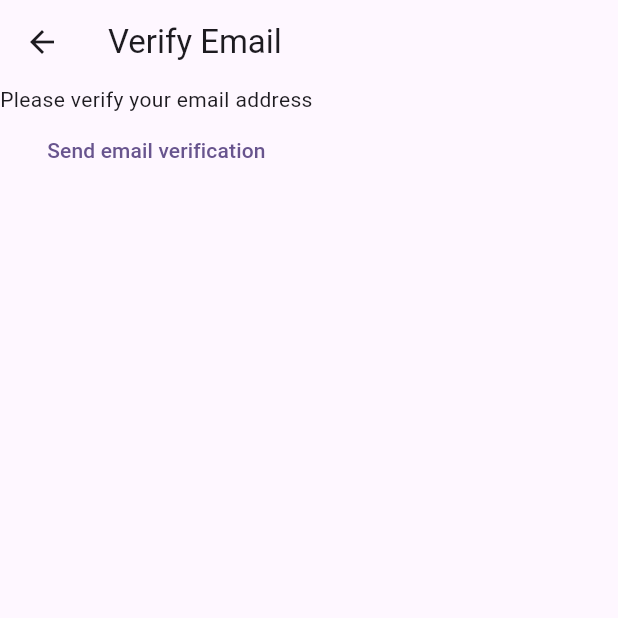
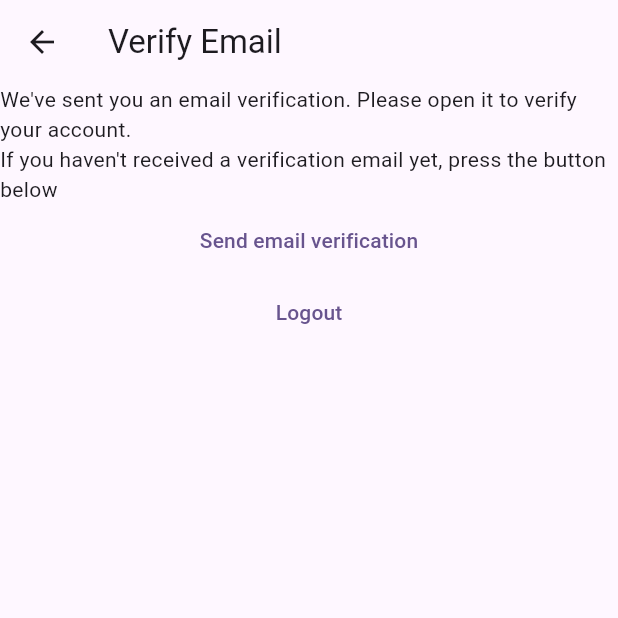
Before and after one commit to emreguven72/flutter-tutorial, a Flutter app: the VerifyEmailView screen opened directly, on a phone screen of 412 x 824 dp, the top half of it. Run offline on Flutter 3.47's test engine with Material 3 defaults, Android fonts, the phone set to English and light mode, and no system bars; our stand-ins replace firebase_auth, firebase_core; accounts and stored records are empty.

Commit message:
Bug Fix: Verification mail

```diff
--- a/lib/constants/routes.dart
+++ b/lib/constants/routes.dart
@@ -1,3 +1,5 @@
 const loginRoute = '/login/';
 const registerRoute = '/register/';
+const verifyEmailRoute = '/verify-email/';
+const homeRoute = '/home/';
 const notesRoute = '/notes/';
--- a/lib/main.dart
+++ b/lib/main.dart
@@ -6,6 +6,7 @@ import 'package:firstproject/views/login_view.dart';
 import 'package:firstproject/views/register_view.dart';
 import 'package:firstproject/views/verify_email_view.dart';
 import 'package:flutter/material.dart';
+import 'dart:developer' as devtools show log;
 
 void main() {
   WidgetsFlutterBinding.ensureInitialized();
@@ -19,7 +20,9 @@ void main() {
     routes: {
       loginRoute: (context) => const LoginView(),
       registerRoute: (context) => const RegisterView(),
-      notesRoute: (context) => const NotesView()
+      homeRoute: (context) => const HomePage(),
+      notesRoute: (context) => const NotesView(),
+      verifyEmailRoute: (context) => const VerifyEmailView(),
     },
   ));
 }
--- a/lib/views/login_view.dart
+++ b/lib/views/login_view.dart
@@ -62,7 +62,7 @@ class _LoginViewState extends State<LoginView> {
                   password: password,
                 );
                 Navigator.of(context).pushNamedAndRemoveUntil(
-                  notesRoute,
+                  homeRoute,
                   (route) => false,
                 );
               } on FirebaseAuthException catch (e) {
--- a/lib/views/verify_email_view.dart
+++ b/lib/views/verify_email_view.dart
@@ -1,4 +1,5 @@
 import 'package:firebase_auth/firebase_auth.dart';
+import 'package:firstproject/constants/routes.dart';
 import 'package:flutter/material.dart';
 
 class VerifyEmailView extends StatefulWidget {
@@ -17,13 +18,24 @@ class _VerifyEmailViewState extends State<VerifyEmailView> {
       ),
       body: Column(
         children: [
-          const Text('Please verify your email address'),
+          const Text(
+              "We've sent you an email verification. Please open it to verify your account."),
+          const Text(
+              "If you haven't received a verification email yet, press the button below"),
           TextButton(
-              onPressed: () async {
-                final user = FirebaseAuth.instance.currentUser;
-                await user?.sendEmailVerification();
-              },
-              child: const Text("Send email verification"))
+            onPressed: () async {
+              final user = FirebaseAuth.instance.currentUser;
+              await user?.sendEmailVerification();
+            },
+            child: const Text("Send email verification"),
+          ),
+          TextButton(
+            onPressed: () async {
+              await FirebaseAuth.instance.signOut();
+              Navigator.of(context).pushNamedAndRemoveUntil(loginRoute, (route) => false);
+            },
+            child: const Text("Logout"),
+          ),
         ],
       ),
     );
```
Also changed, not shown: lib/views/register_view.dart (+10 -5 lines).
